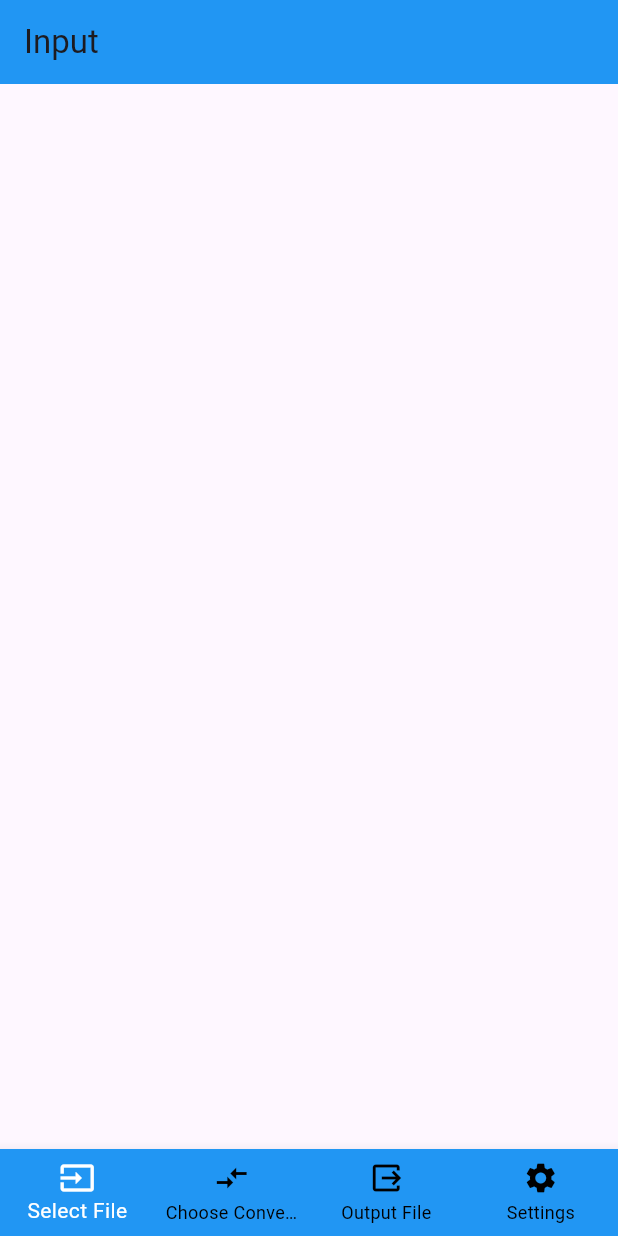
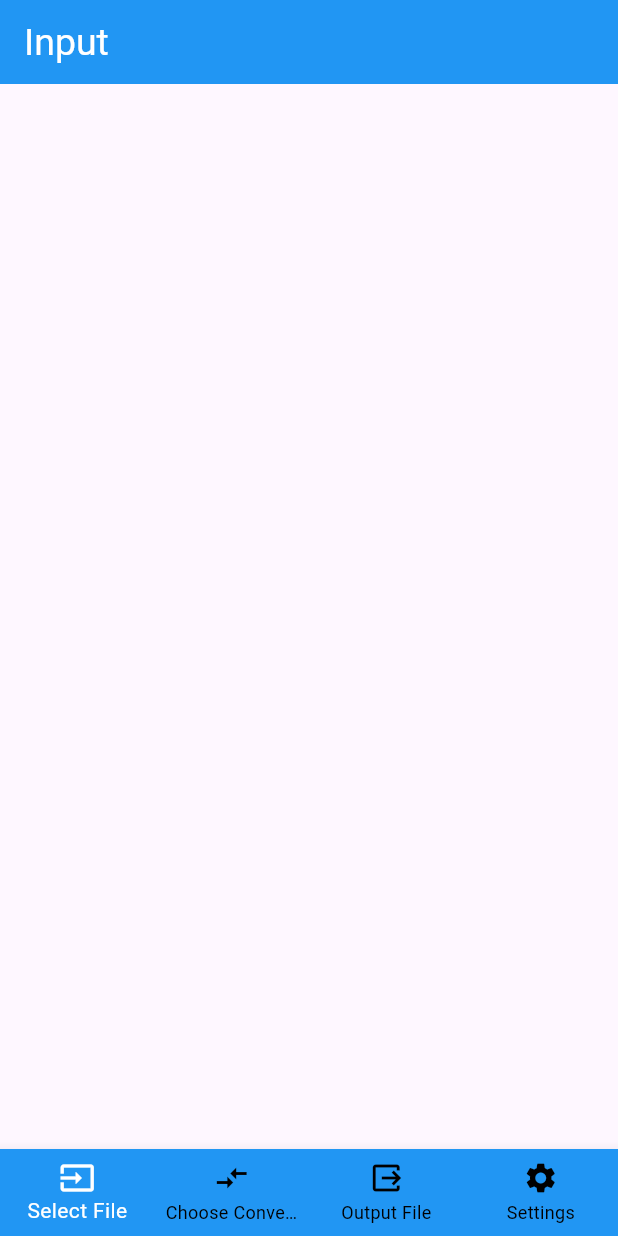
Before and after one commit to Pagrent/ffmpeg-Flutter-UI, a Flutter app: the screen it shows after launch, on a phone screen of 412 x 824 dp. Run offline on Flutter 3.47's test engine with Material 3 defaults, Android fonts, the light colour scheme and no system bars.

Commit message:
修改：     ffmpegflutterui/lib/pages/convert_page.dart 	修改：     ffmpegflutterui/lib/pages/input_page.dart 	修改：     ffmpegflutterui/lib/pages/result_page.dart 	修改：     ffmpegflutterui/lib/pages/settings_page.dart

```diff
--- a/ffmpegflutterui/lib/pages/convert_page.dart
+++ b/ffmpegflutterui/lib/pages/convert_page.dart
@@ -12,6 +12,10 @@ class _ConvertPageState extends State<ConvertPage> {
   Widget build(BuildContext context) {
     return Scaffold(
       appBar: AppBar(
+        titleTextStyle: TextStyle(
+          color: Colors.white,
+          fontSize: 25,
+        ),
         title: Text("Convert"),
         backgroundColor: Colors.blue,
       ),
--- a/ffmpegflutterui/lib/pages/input_page.dart
+++ b/ffmpegflutterui/lib/pages/input_page.dart
@@ -12,6 +12,10 @@ class _InputPageState extends State<InputPage> {
   Widget build(BuildContext context) {
     return Scaffold(
       appBar: AppBar(
+        titleTextStyle: TextStyle(
+          color: Colors.white,
+          fontSize: 25,
+        ),
         title: Text("Input"),
         backgroundColor: Colors.blue,
       ),
--- a/ffmpegflutterui/lib/pages/result_page.dart
+++ b/ffmpegflutterui/lib/pages/result_page.dart
@@ -12,6 +12,10 @@ class _ResultPageState extends State<ResultPage> {
   Widget build(BuildContext context) {
     return Scaffold(
       appBar: AppBar(
+        titleTextStyle: TextStyle(
+          color: Colors.white,
+          fontSize: 25,
+        ),
         title: Text("Output"),
         backgroundColor: Colors.blue,
       ),
--- a/ffmpegflutterui/lib/pages/settings_page.dart
+++ b/ffmpegflutterui/lib/pages/settings_page.dart
@@ -12,6 +12,10 @@ class _SettingsPageState extends State<SettingsPage> {
   Widget build(BuildContext context) {
     return Scaffold(
       appBar: AppBar(
+        titleTextStyle: TextStyle(
+          color: Colors.white,
+          fontSize: 25,
+        ),
         title: Text("Settings"),
         backgroundColor: Colors.blue,
       ),
```
